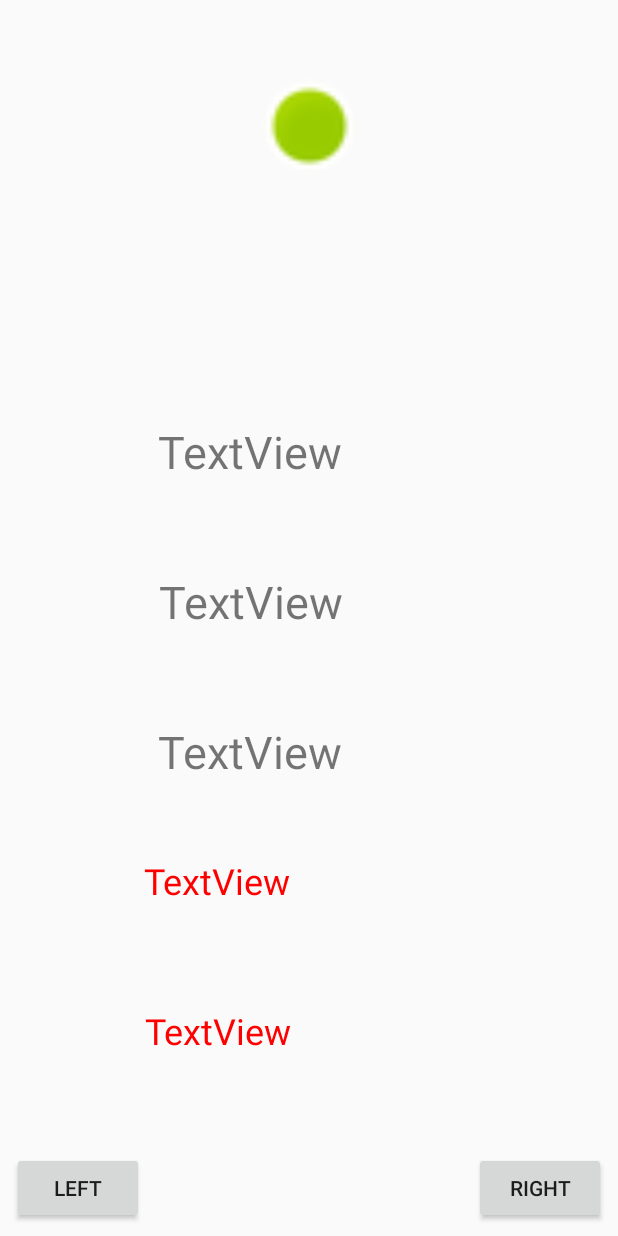
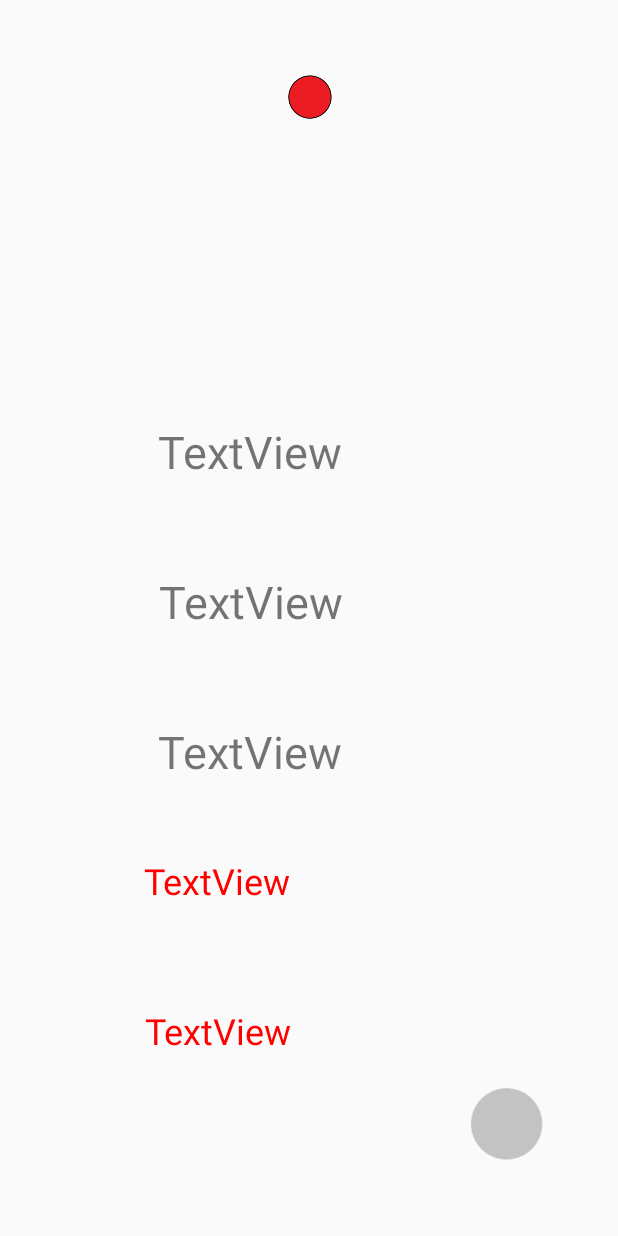
Before and after one commit to pawrob/GreatMaze-SysWbudowane, an Android app: the SecondActivity screen opened directly, with no data from a screen before it, on a phone screen of 412 x 824 dp. Run offline under Robolectric (Android 15) with nearby library versions, the light colour scheme and no system bars.

Commit message:
Dodanie glebokiej studni

```diff
--- a/app/src/main/java/com/example/wbudyapp/SecondActivity.java
+++ b/app/src/main/java/com/example/wbudyapp/SecondActivity.java
@@ -19,6 +19,8 @@ import androidx.annotation.Nullable;
 
 import java.util.ArrayList;
 
+import static java.lang.Math.pow;
+
 public class SecondActivity extends Activity implements SensorEventListener {
 
     //Deklaracje tego, czego będziemy używać
@@ -26,8 +28,7 @@ public class SecondActivity extends Activity implements SensorEventListener {
     private SensorManager sensorManager;
     private Sensor magnetometer;
     //Poniżej po prostu obiekty, które możemy znaleźć w activity_main.xml
-    private Button right, left;
-    private ImageView ball;
+    private ImageView ball,studnia;
     private TextView xMagValue, yMagValue, zMagValue, ballX, ballY;
     //Początkowe wartości bedziemy przchowywać w ArrayList bo nie ma co się jebać ze zwykłą tablicą
     private ArrayList<Float> initialMagnetometerValues;
@@ -44,9 +45,8 @@ public class SecondActivity extends Activity implements SensorEventListener {
         screenWidth = metrics.widthPixels;
         screenHeight = metrics.heightPixels;
 
-        right = findViewById(R.id.rightButton);
-        left = findViewById(R.id.leftButton);
         ball = findViewById(R.id.ball);
+        studnia = findViewById(R.id.studnia);
 
         xMagValue = findViewById(R.id.xMagValue);
         yMagValue = findViewById(R.id.yMagValue);
@@ -69,19 +69,6 @@ public class SecondActivity extends Activity implements SensorEventListener {
         {
             Log.v(TAG,"On create: listener is not available");
         }
-
-        right.setOnClickListener ( new View.OnClickListener() {
-            @Override
-            public void onClick(View v) {
-                ball.setX( ball.getX() + 3 );
-            }
-        } );
-        left.setOnClickListener ( new View.OnClickListener() {
-            @Override
-            public void onClick(View v) {
-                ball.setX( ball.getX() - 3 );
-            }
-        } );
 
     }
     //Ogółem nasza aplikacja tutaj opiera się na tym, że eventy wywołują się jak tylko otrzymamy sygnał z sensora.
@@ -110,6 +97,12 @@ public class SecondActivity extends Activity implements SensorEventListener {
             if(ball.getX() < ( 0 - ball.getWidth() ) ) ball.setX(screenWidth);
             if(ball.getY() > screenHeight ) ball.setY(0 + ball.getHeight());
             if(ball.getY() < ( 0 - ball.getHeight() ) ) ball.setY(screenHeight);
+            boolean finished = this.checkIfStudnia(ball,studnia);
+            if(finished)
+            {
+                ball.setX(100);
+                ball.setY(100);
+            }
 
 
         }
@@ -121,4 +114,17 @@ public class SecondActivity extends Activity implements SensorEventListener {
 
     }
 
+    public boolean checkIfStudnia(ImageView ball, ImageView studnia)
+    {
+        //Na sztywno zakodowany promien studni jako 25 oraz srednice kuli jako 30
+        if ( pow( ( ball.getX() - studnia.getX() ),2) + pow( ( ball.getY() - studnia.getY() ),2) < 25*25 )
+        {
+            if ( pow( ( ball.getX() + 30 - studnia.getX() ),2) + pow( ( ball.getY() + 30 - studnia.getY() ),2) < 25*25 )
+            {
+                return true;
+            }
+        }
+        return false;
+    }
+
 }
--- a/app/src/main/res/layout/activity_main.xml
+++ b/app/src/main/res/layout/activity_main.xml
@@ -5,28 +5,6 @@
     android:layout_width="match_parent"
     android:layout_height="match_parent"
     tools:context=".MainActivity">
-
-    <Button
-        android:id="@+id/rightButton"
-        android:layout_width="wrap_content"
-        android:layout_height="wrap_content"
-        android:layout_marginEnd="8dp"
-        android:layout_marginRight="8dp"
-        android:layout_marginBottom="8dp"
-        android:text="Right"
-        app:layout_constraintBottom_toBottomOf="parent"
-        app:layout_constraintEnd_toEndOf="parent" />
-
-    <Button
-        android:id="@+id/leftButton"
-        android:layout_width="wrap_content"
-        android:layout_height="wrap_content"
-        android:layout_marginStart="8dp"
-        android:layout_marginLeft="8dp"
-        android:layout_marginBottom="8dp"
-        android:text="Left"
-        app:layout_constraintBottom_toBottomOf="parent"
-        app:layout_constraintStart_toStartOf="parent" />
 
     <TextView
         android:id="@+id/yMagValue"
@@ -91,12 +69,23 @@
 
     <ImageView
         android:id="@+id/ball"
-        android:layout_width="90dp"
-        android:layout_height="68dp"
+        android:layout_width="30dp"
+        android:layout_height="30dp"
         android:layout_marginTop="50dp"
         app:layout_constraintEnd_toEndOf="parent"
         app:layout_constraintStart_toStartOf="parent"
         app:layout_constraintTop_toTopOf="parent"
-        android:src="@android:drawable/presence_online" />
+        android:src="@drawable/ball" />
+
+    <ImageView
+        android:id="@+id/studnia"
+        android:layout_width="50dp"
+        android:layout_height="50dp"
+        android:layout_marginEnd="50dp"
+        android:layout_marginRight="50dp"
+        android:layout_marginBottom="50dp"
+        app:layout_constraintBottom_toBottomOf="parent"
+        app:layout_constraintEnd_toEndOf="parent"
+        android:src="@drawable/studnia" />
 
 </androidx.constraintlayout.widget.ConstraintLayout>
--- a/build.gradle
+++ b/build.gradle
@@ -7,7 +7,7 @@ buildscript {
         jcenter()
     }
     dependencies {
-        classpath 'com.android.tools.build:gradle:4.0.1'
+        classpath 'com.android.tools.build:gradle:3.6.3'
 
         // NOTE: Do not place your application dependencies here; they belong
         // in the individual module build.gradle files
```
Also changed, not shown: app/src/main/res/drawable/ball.png (added), app/src/main/res/drawable/studnia.png (added), gradle/wrapper/gradle-wrapper.properties.
